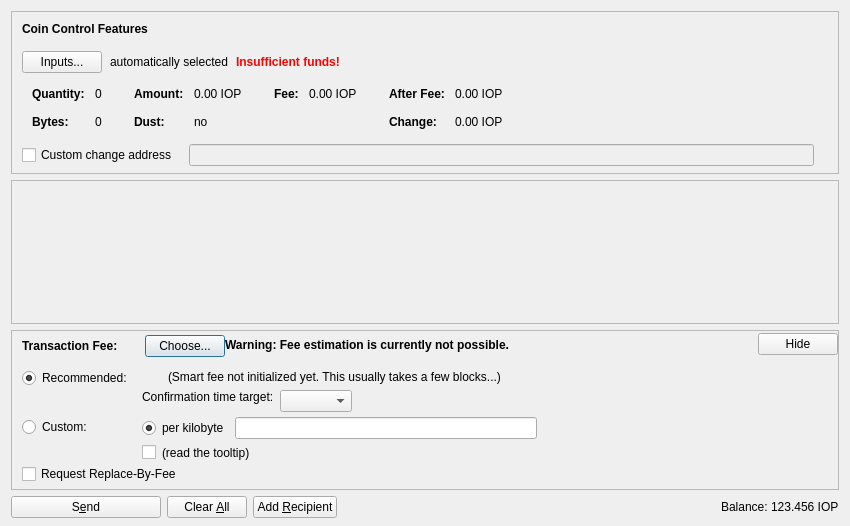
First picture: the form in src/qt/forms/sendcoinsdialog.ui, repository Anfauglith/bitcoin, before the edit.
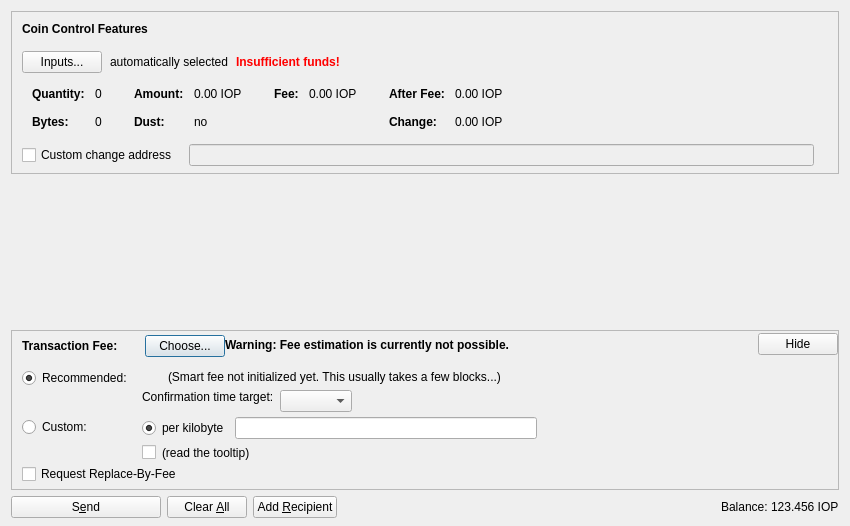
Second picture: the form after the edit. Icons and pictures are not drawn. Custom widgets are drawn as their Qt base class.

Commit message: lighter borders, mint icons, splashscreen mac fix try

The edit to the form file:
```diff
--- a/src/qt/forms/sendcoinsdialog.ui
+++ b/src/qt/forms/sendcoinsdialog.ui
@@ -13,6 +13,11 @@
   <property name="windowTitle">
    <string>Send Coins</string>
   </property>
+  <property name="styleSheet">
+          <string>
+                  #scrollArea { border: none }
+          </string>
+  </property>
   <layout class="QVBoxLayout" name="verticalLayout" stretch="0,1,0,0">
    <property name="bottomMargin">
     <number>8</number>
```
The commit also changes 4 other files.
